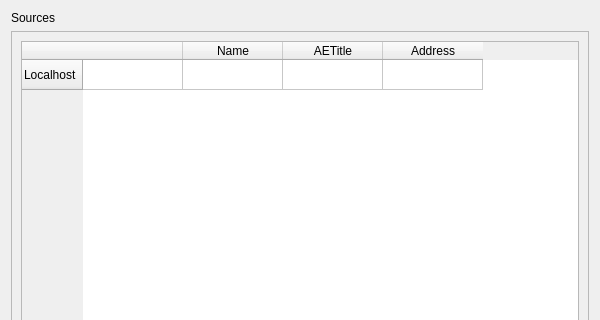
The window that Libs/DICOM/Widgets/Resources/UI/ctkDICOMServerNodeWidget.ui (commontk/CTK) describes before a commit, drawn with Qt 5; both pictures show x 0 to 600 and y 0 to 320 of the 600 by 510 pixel window.
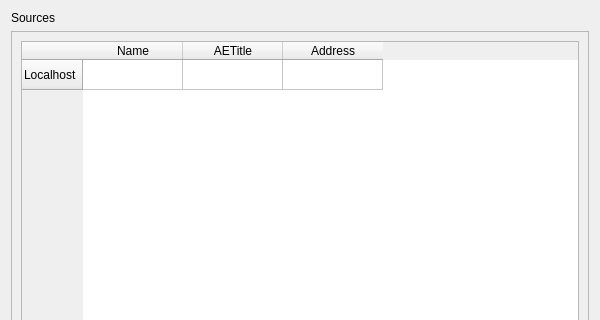
The same window after the commit.

Commit message: ENH: remove unneeded column

What changed in the file:
```diff
--- a/Libs/DICOM/Widgets/Resources/UI/ctkDICOMServerNodeWidget.ui
+++ b/Libs/DICOM/Widgets/Resources/UI/ctkDICOMServerNodeWidget.ui
@@ -43,11 +43,6 @@
            <string>Localhost</string>
           </property>
          </row>
-         <column>
-          <property name="text">
-           <string/>
-          </property>
-         </column>
          <column>
           <property name="text">
            <string>Name</string>
```
